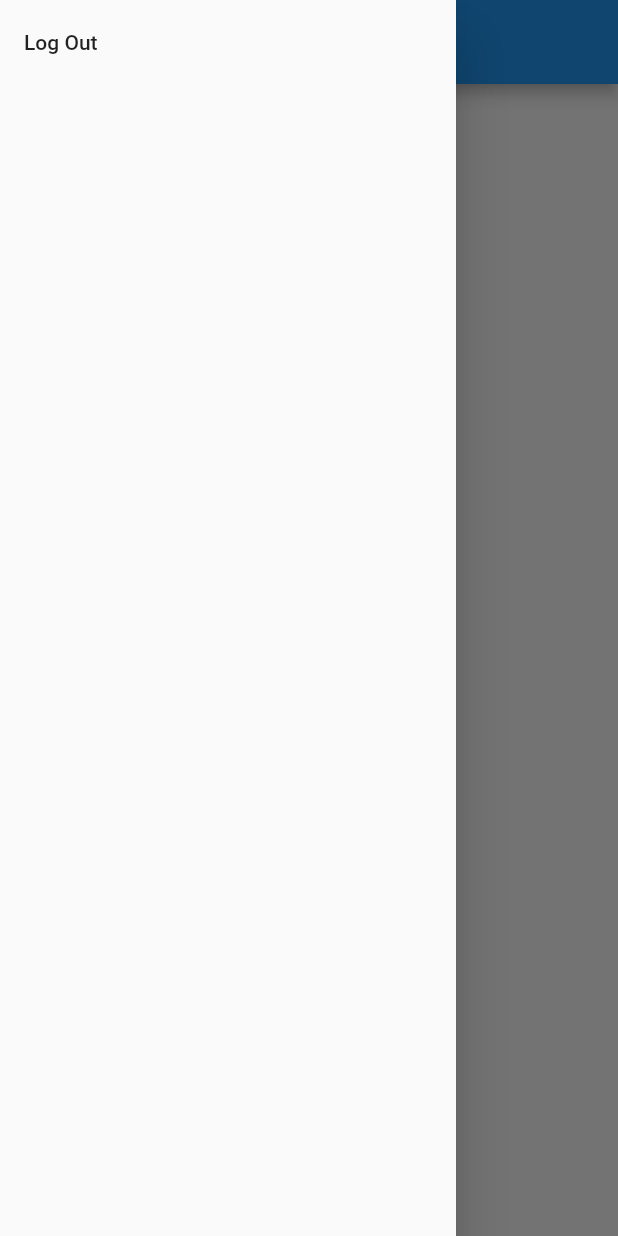
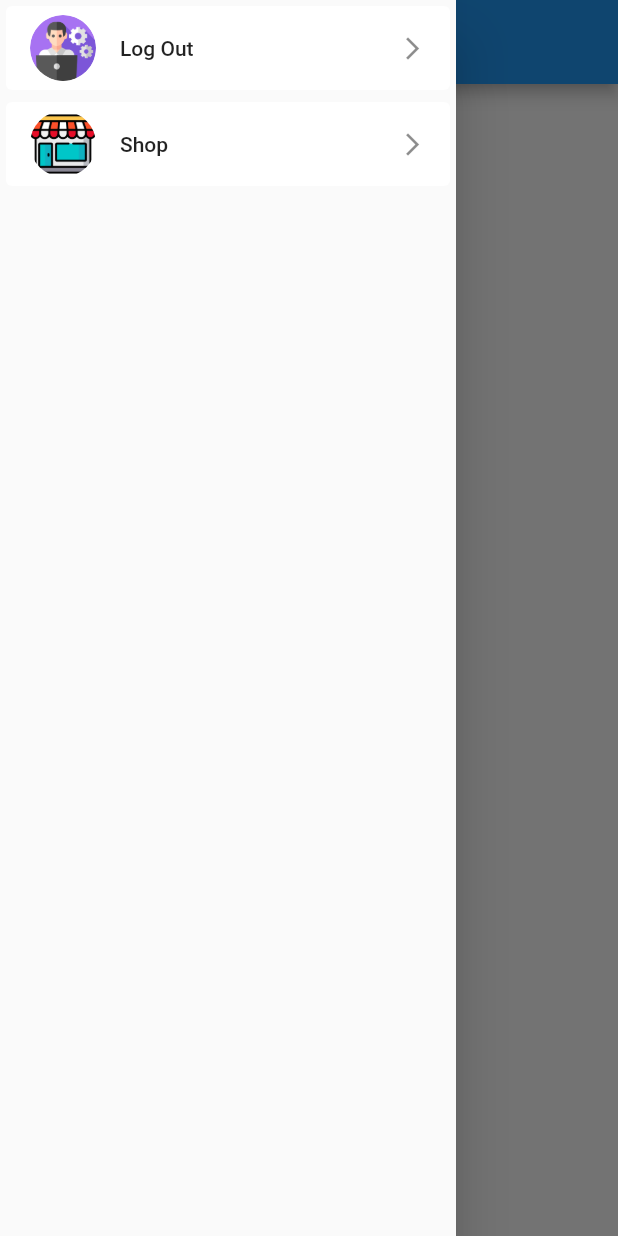
Before and after one commit to PHANNA11/E-Shop_Firebase, a Flutter app: the HomeScreen screen opened directly, with the side drawer open, on a phone screen of 412 x 824 dp. Run offline on Flutter 3.47's test engine with Material 2 defaults, Android fonts, the phone set to English and light mode, and no system bars; our stand-ins replace cached_network_image, cloud_firestore, firebase_auth, firebase_core, get; accounts and stored records are empty.

Commit message:
shop menu option

```diff
--- a/lib/view/home/view/home_screen.dart
+++ b/lib/view/home/view/home_screen.dart
@@ -3,7 +3,9 @@ import 'package:cloud_firestore/cloud_firestore.dart';
 import 'package:e_shop_app/view/auth/view/sign_in_screen.dart';
 import 'package:e_shop_app/view/home/model/product_model.dart';
 import 'package:e_shop_app/view/home/widget/product_cart.dart';
+import 'package:e_shop_app/view/shop/view/home_shop.dart';
 import 'package:flutter/material.dart';
+import 'package:get/get.dart';
 
 import '../../../firebase/auth/firebase_controller.dart';
 
@@ -22,7 +24,16 @@ class _HomeScreenState extends State<HomeScreen> {
     return Scaffold(
         drawer: Drawer(
           child: SafeArea(
+            child: Column(
+              children: [
+                Card(
+                  elevation: 0,
                   child: ListTile(
+                    leading: const CircleAvatar(
+                        maxRadius: 22,
+                        backgroundColor: Colors.white,
+                        backgroundImage:
+                            AssetImage('assets/icons/software-engineer.png')),
                     onTap: () async {
                       await FirebaseController().logOut().then((value) =>
                           Navigator.pushAndRemoveUntil(
@@ -32,7 +43,32 @@ class _HomeScreenState extends State<HomeScreen> {
                               (route) => false));
                     },
                     title: const Text('Log Out'),
-        ))),
+                    trailing: const Icon(
+                      Icons.arrow_forward_ios,
+                      size: 18,
+                    ),
+                  ),
+                ),
+                Card(
+                  elevation: 0,
+                  child: ListTile(
+                    onTap: () => Get.to(() => const HomeShop()),
+                    leading: const CircleAvatar(
+                      maxRadius: 22,
+                      backgroundColor: Colors.white,
+                      backgroundImage: AssetImage('assets/icons/store.png'),
+                    ),
+                    title: const Text('Shop'),
+                    trailing: const Icon(
+                      Icons.arrow_forward_ios,
+                      size: 18,
+                    ),
+                  ),
+                )
+              ],
+            ),
+          ),
+        ),
         appBar: AppBar(
           title: const Text('Home Screen'),
         ),
--- a/pubspec.yaml
+++ b/pubspec.yaml
@@ -63,8 +63,8 @@ flutter:
   uses-material-design: true
 
   # To add assets to your application, add an assets section, like this:
-  # assets:
-  #   - images/a_dot_burr.jpeg
+  assets:
+    - assets/icons/
   #   - images/a_dot_ham.jpeg
 
   # An image asset can refer to one or more resolution-specific "variants", see
```
Also changed, not shown: lib/core/data/constant_data.dart (added, +23 -0 lines), lib/view/shop/view/add_product_page.dart (added, +45 -0 lines), lib/view/shop/view/display_products_page.dart (added, +55 -0 lines), lib/view/shop/view/edit_product_page.dart (added, +38 -0 lines), lib/view/shop/view/home_shop.dart (added, +71 -0 lines), assets/icons/management.png (added), assets/icons/profile.png (added), assets/icons/settings.png (added), assets/icons/shopping-online.png (added), assets/icons/software-engineer.png (added), assets/icons/store.png (added), assets/icons/tablet.png (added), assets/icons/user.png (added). Lines whose indentation alone changed are shown as unchanged.
